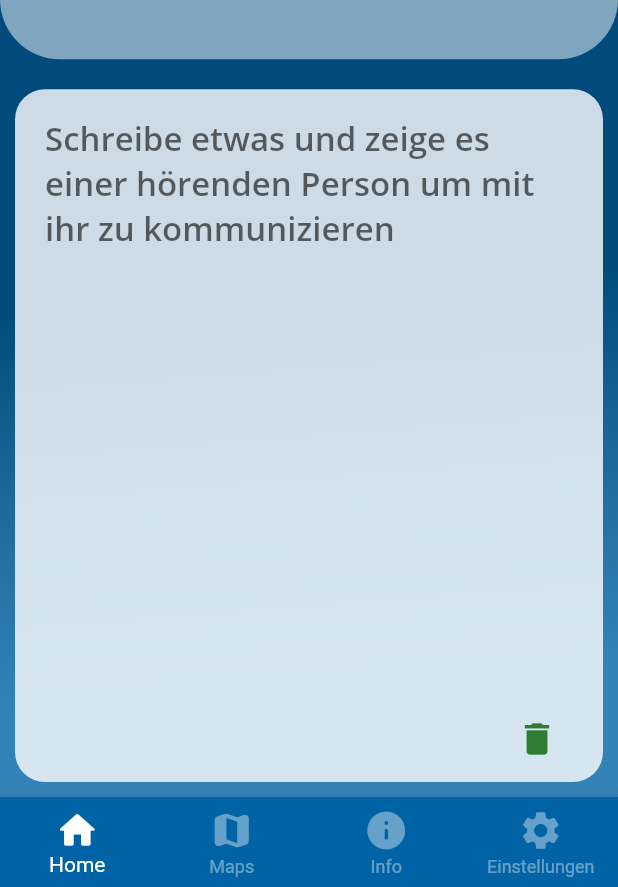
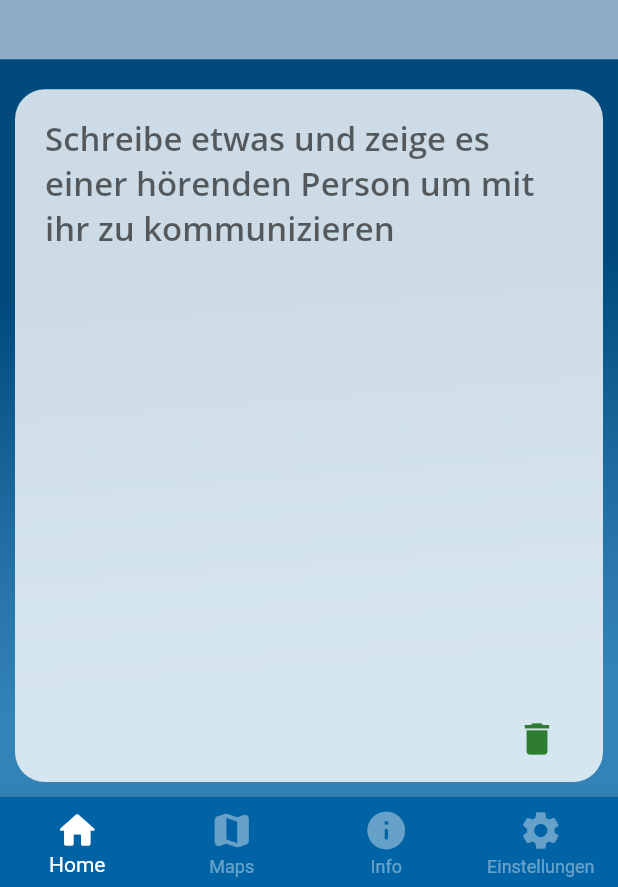
Before and after one commit to JINL020/flutter-app-group-project, a Flutter app: the screen it shows after launch, on a phone screen of 412 x 824 dp, the part 349-1236 px from its top. Run offline on Flutter 3.47's test engine with Material 2 defaults, Android fonts, the light colour scheme and no system bars; our stand-ins replace flutter_local_notifications, logger, vibration, webview_flutter; missing offline and left inert: flashlight, keyboard_visibility.

Commit message:
2) final M4 submission

```diff
--- a/lib/config/colors.dart
+++ b/lib/config/colors.dart
@@ -3,7 +3,7 @@ import 'package:flutter/material.dart';
 class AppColors {
   static Color backgroundRed = Color(0xFFA71C49);
   static Color backgroundBlue = Color(0xFF0063A6);
-  static Color statusBoxWhite = Colors.white.withOpacity(0.5);
+  static Color statusBoxWhite = Colors.white.withOpacity(0.55);
   static Color textFieldWhite = Colors.white.withOpacity(0.97);
   static Color textBoxWhite = Colors.white.withOpacity(0.85);
 
--- a/lib/home_page/home_page.dart
+++ b/lib/home_page/home_page.dart
@@ -17,7 +17,7 @@ class HomePage extends StatelessWidget {
       child: Scaffold(
         resizeToAvoidBottomInset: false,
         body: ListView(
-          //physics: NeverScrollableScrollPhysics(),
+          reverse: true,
           children: [
             TextFieldWidget(),
             SizedBox(height: 10),
@@ -35,7 +35,6 @@ class HomePage extends StatelessWidget {
                     fireLocation: "----",
                   ),
           ],
-          reverse: true,
         ),
       ),
     );
--- a/lib/home_page/status_box.dart
+++ b/lib/home_page/status_box.dart
@@ -19,12 +19,10 @@ class StatusBox extends StatelessWidget {
   @override
   Widget build(BuildContext context) {
     return Container(
+      margin: EdgeInsets.all(0),
       padding: EdgeInsets.all(15),
       decoration: BoxDecoration(
         color: AppColors.statusBoxWhite,
-        borderRadius: BorderRadius.vertical(
-          bottom: Radius.circular(40),
-        ),
       ),
       height: PhoneSize.getHeight(context) * 0.3,
       child: Row(
```
